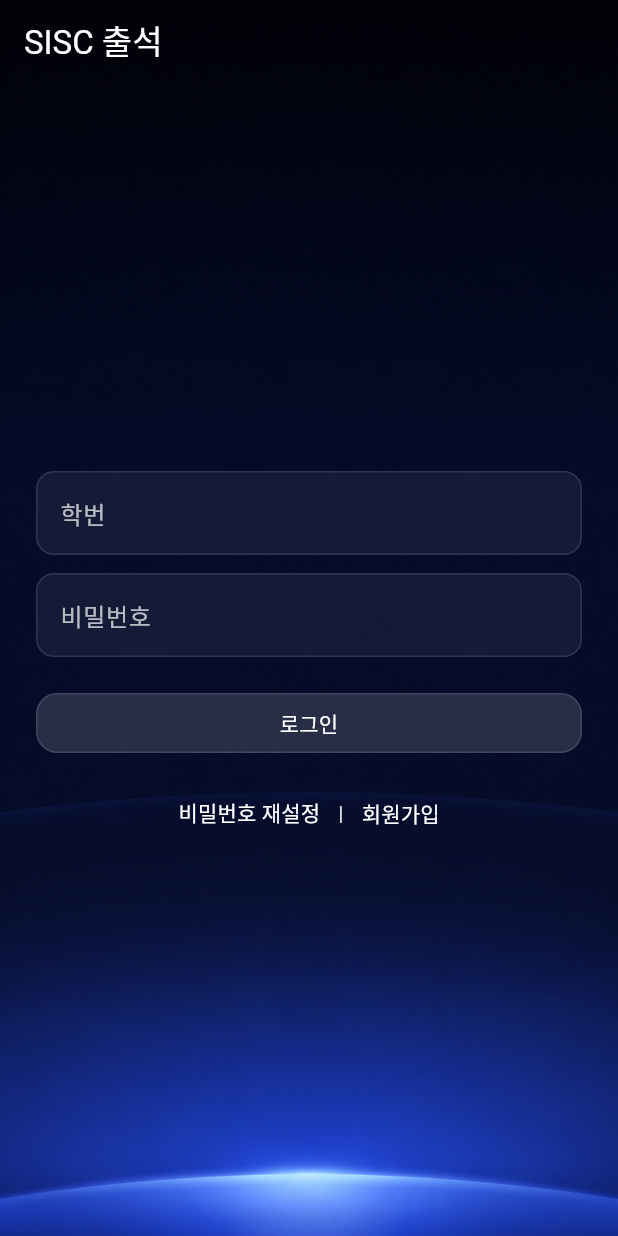
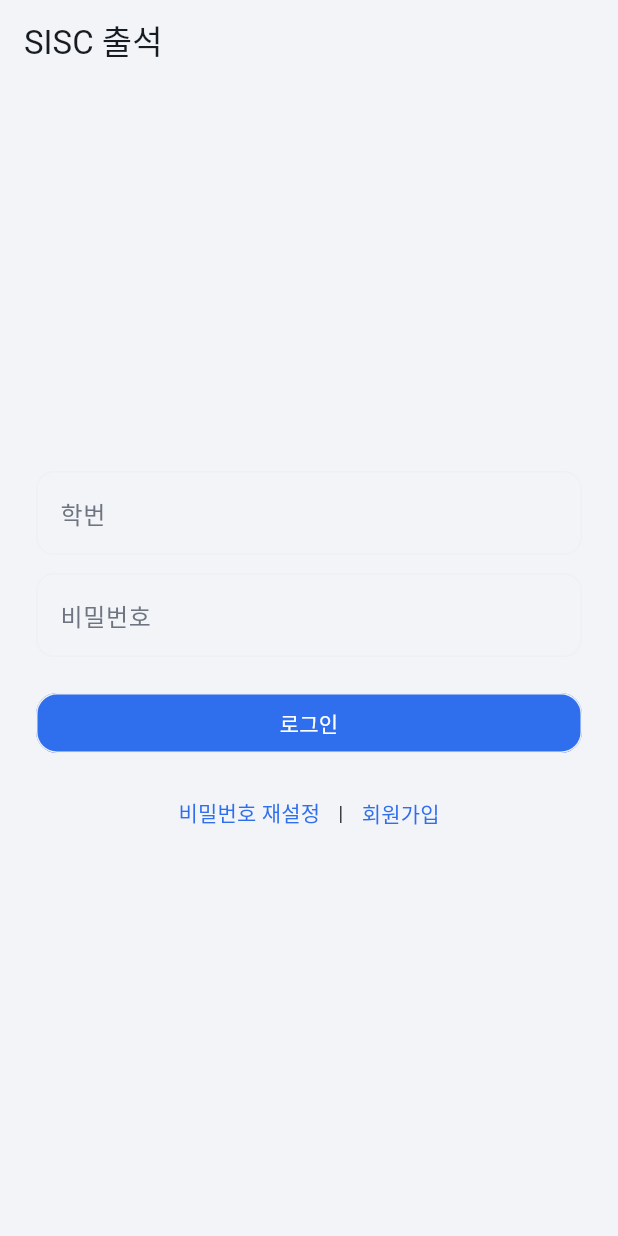
Before and after one commit to SISC-IT/sisc-app, a Flutter app: the screen it shows after launch, on a phone screen of 412 x 824 dp. Run offline on Flutter 3.47's test engine with Material 3 defaults, Android fonts, the phone set to English and light mode, and no system bars; our stand-ins replace cookie_jar, dio, dio_cookie_manager, file_picker, fl_chart, flutter_html and 1 more; missing offline and left inert: flutter_client_sse, mobile_scanner; accounts and stored records are empty.

Commit message:
Unify app UI to home tab's light theme, fix App Store/Play Store release setup
- Apply home tab's light card design (bg/card/blue/text tokens in
  lib/theme/app_colors.dart) across the whole app: global ThemeData,
  GlassCard, GlassBottomNavBar, and the few screens with hardcoded
  dark-theme colors (board tab bar, password-rule checklists)
- Remove the now-unused global background photo and the unused
  NSLocationWhenInUseUsageDescription (app never requests location)
- Make ApiClient use an in-memory cookie jar on web (path_provider/
  cookie_jar's file storage isn't supported there), so the app no
  longer hard-crashes on boot in a browser
- Wire up Android release signing (key.properties-based, gitignored)
  and pin ndkVersion so `flutter build appbundle --release` produces
  a properly-signed AAB for Play Console
- Bump build number to 1.0.0+2 for the next TestFlight upload

Co-Authored-By: Claude Sonnet 5 <noreply@anthropic.com>

```diff
--- a/lib/core/api_client.dart
+++ b/lib/core/api_client.dart
@@ -1,6 +1,7 @@
 import 'package:cookie_jar/cookie_jar.dart';
 import 'package:dio/dio.dart';
 import 'package:dio_cookie_manager/dio_cookie_manager.dart';
+import 'package:flutter/foundation.dart' show kIsWeb;
 import 'package:path_provider/path_provider.dart';
 
 import 'config.dart';
@@ -25,10 +26,17 @@ class ApiClient {
   }
 
   static Future<ApiClient> init() async {
-    final supportDir = await getApplicationSupportDirectory();
-    final cookieJar = PersistCookieJar(
-      storage: FileStorage('${supportDir.path}/.cookies/'),
-    );
+    // path_provider/cookie_jar의 파일 저장소는 웹에서 지원되지 않으므로,
+    // 웹에서는 세션이 새로고침 시 유지되지 않는 메모리 쿠키 저장소를 쓴다.
+    final CookieJar cookieJar;
+    if (kIsWeb) {
+      cookieJar = CookieJar();
+    } else {
+      final supportDir = await getApplicationSupportDirectory();
+      cookieJar = PersistCookieJar(
+        storage: FileStorage('${supportDir.path}/.cookies/'),
+      );
+    }
 
     final dio = Dio(
       BaseOptions(
--- a/lib/main.dart
+++ b/lib/main.dart
@@ -5,6 +5,7 @@ import 'core/api_client.dart';
 import 'screens/home_screen.dart';
 import 'screens/login_screen.dart';
 import 'state/auth_state.dart';
+import 'theme/app_colors.dart';
 
 void main() async {
   WidgetsFlutterBinding.ensureInitialized();
@@ -24,21 +25,14 @@ class SiscApp extends StatelessWidget {
   Widget build(BuildContext context) {
     return MaterialApp(
       title: 'SISC',
-      theme: _buildDarkTheme(),
-      builder: (context, child) => Stack(
-        fit: StackFit.expand,
-        children: [
-          Image.asset('assets/images/home_background.png', fit: BoxFit.cover),
-          if (child != null) child,
-        ],
-      ),
+      theme: _buildLightTheme(),
       home: ListenableBuilder(
         listenable: authState,
         builder: (context, _) {
           switch (authState.status) {
             case AuthStatus.unknown:
               return const Scaffold(
-                backgroundColor: Colors.transparent,
+                backgroundColor: AppColors.bg,
                 body: Center(child: CircularProgressIndicator()),
               );
             case AuthStatus.loggedOut:
@@ -52,57 +46,54 @@ class SiscApp extends StatelessWidget {
   }
 }
 
-ThemeData _buildDarkTheme() {
-  const background = Color(0xFF070B1E);
-  final glassFill = Colors.white.withValues(alpha: 0.06);
-  final glassBorder = Colors.white.withValues(alpha: 0.12);
-  final glassButtonFill = Colors.white.withValues(alpha: 0.14);
+ThemeData _buildLightTheme() {
+  const fieldFill = Color(0xFFF2F4F8);
+  const border = AppColors.border;
 
   final colorScheme = ColorScheme.fromSeed(
-    seedColor: Colors.indigo,
-    brightness: Brightness.dark,
-  ).copyWith(surface: background);
+    seedColor: AppColors.blue,
+    brightness: Brightness.light,
+  ).copyWith(surface: AppColors.card, primary: AppColors.blue);
 
   final outlineBorder = OutlineInputBorder(
     borderRadius: BorderRadius.circular(12),
-    borderSide: BorderSide(color: glassBorder),
+    borderSide: const BorderSide(color: border),
   );
 
   final buttonShape = RoundedRectangleBorder(
     borderRadius: BorderRadius.circular(14),
-    side: BorderSide(color: glassBorder),
+    side: const BorderSide(color: border),
   );
 
   return ThemeData(
     useMaterial3: true,
-    brightness: Brightness.dark,
+    brightness: Brightness.light,
     colorScheme: colorScheme,
-    // 공용 배경 이미지가 MaterialApp.builder에서 그려지므로 Scaffold는 투명하게 둔다.
-    scaffoldBackgroundColor: Colors.transparent,
+    scaffoldBackgroundColor: AppColors.bg,
     appBarTheme: const AppBarTheme(
       backgroundColor: Colors.transparent,
       elevation: 0,
       scrolledUnderElevation: 0,
-      foregroundColor: Colors.white,
+      foregroundColor: AppColors.textPrimary,
     ),
     cardTheme: CardThemeData(
-      color: glassFill,
+      color: AppColors.card,
       elevation: 0,
       shape: RoundedRectangleBorder(
         borderRadius: BorderRadius.circular(16),
-        side: BorderSide(color: glassBorder),
+        side: const BorderSide(color: border),
       ),
     ),
-    dividerTheme: DividerThemeData(color: glassBorder),
+    dividerTheme: const DividerThemeData(color: border),
     listTileTheme: const ListTileThemeData(
-      iconColor: Colors.white70,
-      textColor: Colors.white,
+      iconColor: AppColors.textSecondary,
+      textColor: AppColors.textPrimary,
     ),
     inputDecorationTheme: InputDecorationTheme(
       filled: true,
-      fillColor: glassFill,
-      hintStyle: TextStyle(color: Colors.white.withValues(alpha: 0.5)),
-      labelStyle: TextStyle(color: Colors.white.withValues(alpha: 0.7)),
+      fillColor: fieldFill,
+      hintStyle: const TextStyle(color: AppColors.textSecondary),
+      labelStyle: const TextStyle(color: AppColors.textSecondary),
       border: outlineBorder,
       enabledBorder: outlineBorder,
       focusedBorder: outlineBorder.copyWith(
@@ -110,13 +101,13 @@ ThemeData _buildDarkTheme() {
       ),
     ),
     chipTheme: ChipThemeData(
-      backgroundColor: glassFill,
-      side: BorderSide(color: glassBorder),
-      labelStyle: const TextStyle(color: Colors.white),
+      backgroundColor: fieldFill,
+      side: const BorderSide(color: border),
+      labelStyle: const TextStyle(color: AppColors.textPrimary),
     ),
     filledButtonTheme: FilledButtonThemeData(
       style: FilledButton.styleFrom(
-        backgroundColor: glassButtonFill,
+        backgroundColor: AppColors.blue,
         foregroundColor: Colors.white,
         elevation: 0,
         shape: buttonShape,
@@ -124,7 +115,7 @@ ThemeData _buildDarkTheme() {
     ),
     elevatedButtonTheme: ElevatedButtonThemeData(
       style: ElevatedButton.styleFrom(
-        backgroundColor: glassButtonFill,
+        backgroundColor: AppColors.blue,
         foregroundColor: Colors.white,
         elevation: 0,
         shape: buttonShape,
@@ -132,14 +123,14 @@ ThemeData _buildDarkTheme() {
     ),
     outlinedButtonTheme: OutlinedButtonThemeData(
       style: OutlinedButton.styleFrom(
-        backgroundColor: glassFill,
-        foregroundColor: Colors.white,
-        side: BorderSide(color: glassBorder),
+        backgroundColor: AppColors.card,
+        foregroundColor: AppColors.textPrimary,
+        side: const BorderSide(color: border),
         shape: RoundedRectangleBorder(borderRadius: BorderRadius.circular(14)),
       ),
     ),
     textButtonTheme: TextButtonThemeData(
-      style: TextButton.styleFrom(foregroundColor: Colors.white),
+      style: TextButton.styleFrom(foregroundColor: AppColors.blue),
     ),
   );
 }
--- a/lib/screens/board/board_screen.dart
+++ b/lib/screens/board/board_screen.dart
@@ -5,6 +5,7 @@ import '../../core/api_client.dart';
 import '../../models/board.dart';
 import '../../models/post.dart';
 import '../../state/auth_state.dart';
+import '../../theme/app_colors.dart';
 import '../../widgets/glass_bottom_nav_bar.dart';
 import 'post_detail_screen.dart';
 import 'post_write_screen.dart';
@@ -332,7 +333,7 @@ class _BoardScreenState extends State<BoardScreen> with TickerProviderStateMixin
                   isScrollable: true,
                   tabAlignment: TabAlignment.start,
                   labelColor: Theme.of(context).colorScheme.primary,
-                  unselectedLabelColor: Colors.white60,
+                  unselectedLabelColor: AppColors.textSecondary,
                   onTap: (index) =>
                       _selectBoard(index == 0 ? null : _selectableBoards[index - 1]),
                   tabs: [
--- /dev/null
+++ b/lib/theme/app_colors.dart
@@ -0,0 +1,20 @@
+import 'package:flutter/material.dart';
+
+/// 앱 전체 라이트 테마 색상 토큰. 홈 탭 디자인(밝은 배경 · 흰 카드 · 파란 포인트)을 기준으로 삼았다.
+class AppColors {
+  AppColors._();
+
+  static const Color bg = Color(0xFFF2F4F8);
+  static const Color card = Colors.white;
+  static const Color border = Color(0xFFEEF0F4);
+  static const Color blue = Color(0xFF2F6FED);
+  static const Color blueSoft = Color(0xFFEAF1FE);
+  static const Color textPrimary = Color(0xFF171B22);
+  static const Color textSecondary = Color(0xFF6E7480);
+  static const Color up = Color(0xFFE0333D);
+  static const Color down = Color(0xFF1FA971);
+
+  static List<BoxShadow> get cardShadow => [
+    BoxShadow(color: Colors.black.withValues(alpha: 0.05), blurRadius: 18, offset: const Offset(0, 8)),
+  ];
+}
--- a/lib/widgets/glass_bottom_nav_bar.dart
+++ b/lib/widgets/glass_bottom_nav_bar.dart
@@ -1,6 +1,8 @@
 import 'dart:ui';
 
 import 'package:flutter/material.dart';
+
+import '../theme/app_colors.dart';
 
 const double kGlassBottomBarHeight = 76;
 const double kGlassBottomBarMargin = 16;
@@ -132,7 +134,7 @@ class _GlassNavItem extends StatelessWidget {
   @override
   Widget build(BuildContext context) {
     // 인디케이터가 항상 흰색이므로, 테마와 무관하게 흰 배경에서 또렷한 고정 색을 사용한다.
-    const activeColor = Colors.indigo;
+    const activeColor = AppColors.blue;
     const inactiveColor = Colors.black54;
     return MediaQuery(
       data: MediaQuery.of(context).copyWith(textScaler: TextScaler.noScaling),
--- a/pubspec.yaml
+++ b/pubspec.yaml
@@ -16,7 +16,7 @@ publish_to: 'none' # Remove this line if you wish to publish to pub.dev
 # https://developer.apple.com/library/archive/documentation/General/Reference/InfoPlistKeyReference/Articles/CoreFoundationKeys.html
 # In Windows, build-name is used as the major, minor, and patch parts
 # of the product and file versions while build-number is used as the build suffix.
-version: 1.0.0+1
+version: 1.0.0+2
 
 environment:
   sdk: ^3.11.5
```
Also changed, not shown: analysis_options.yaml (+9 -0 lines), lib/screens/home/home_tab.dart (+11 -12 lines), lib/screens/mypage/edit_profile_screen.dart (+5 -4 lines), lib/screens/signup_screen.dart (+5 -4 lines), lib/widgets/glass_card.dart (+11 -16 lines), 3 other files.
